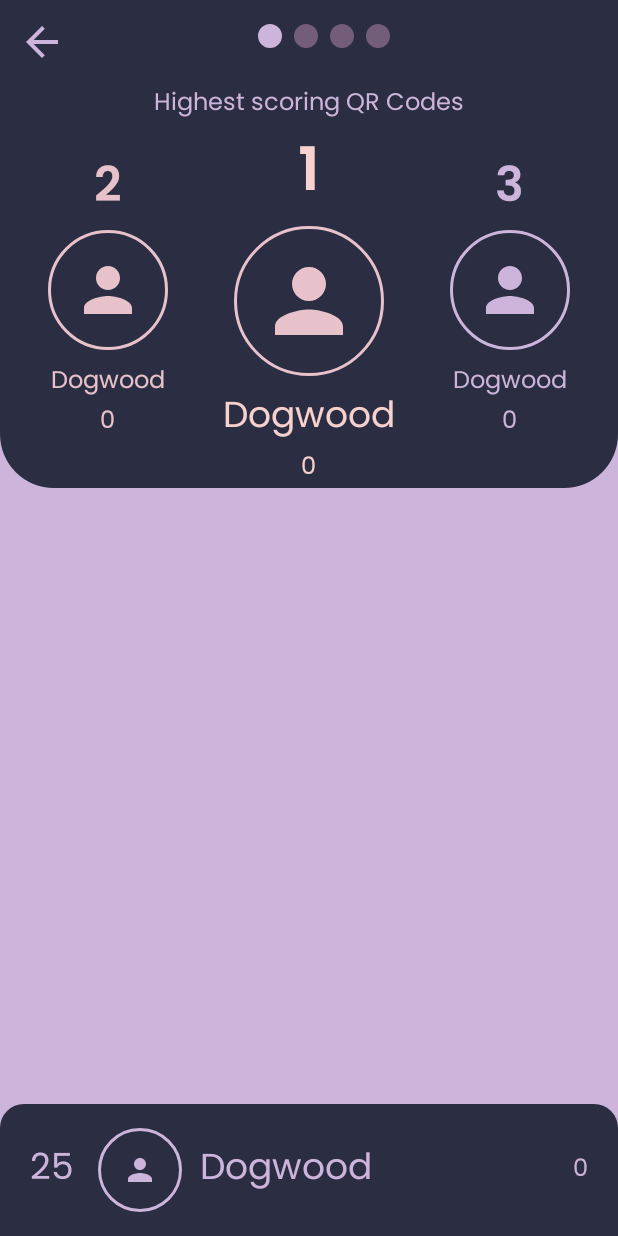
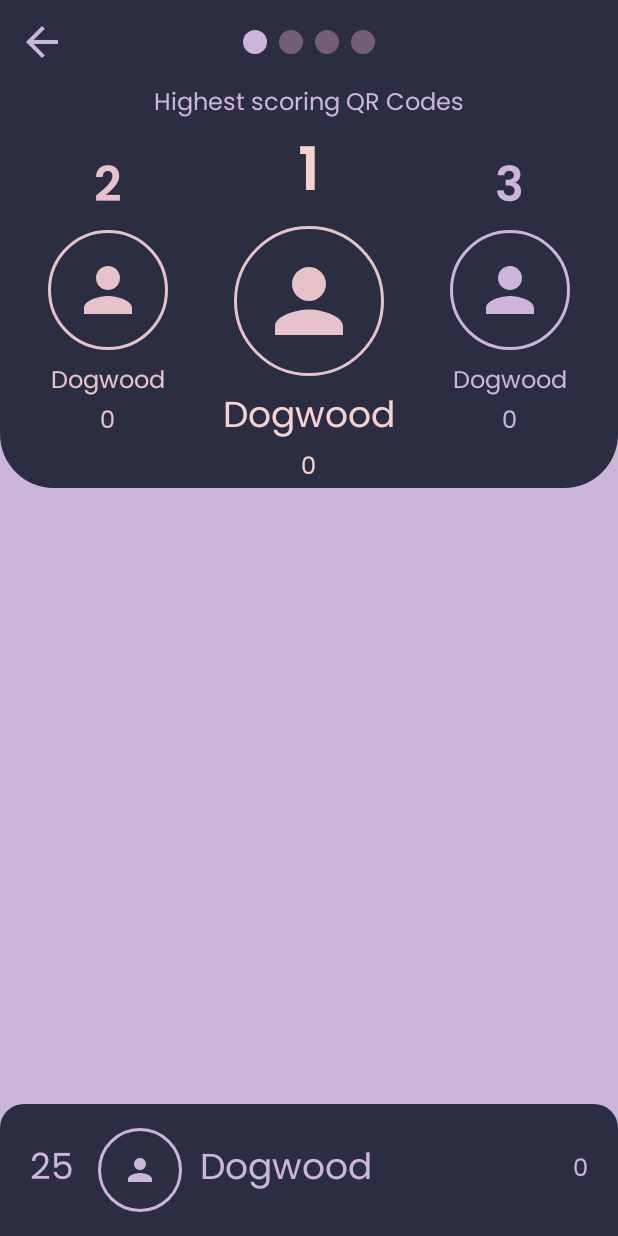
Before and after one commit to CMPUT301W23T33/QR-Quest, an Android app: the LeaderboardActivity screen opened directly, with no data from a screen before it, on a phone screen of 412 x 824 dp. Run offline under Robolectric (Android 15) with nearby library versions, the phone set to English and light mode, and no system bars.

Commit message:
Fixed horizontal positioning of Tab Layout

```diff
--- a/app/src/main/res/layout/activity_leaderboard.xml
+++ b/app/src/main/res/layout/activity_leaderboard.xml
@@ -11,15 +11,6 @@
         android:layout_width="match_parent"
         android:layout_height="match_parent"/>
 
-    <LinearLayout
-        android:layout_width="match_parent"
-        android:layout_height="wrap_content"
-        android:orientation="horizontal"
-        android:weightSum="1"
-        app:layout_constraintStart_toStartOf="parent"
-        app:layout_constraintEnd_toEndOf="parent"
-        app:layout_constraintTop_toTopOf="parent">
-
     <ImageButton
         android:id="@+id/button_back"
         android:layout_width="56dp"
@@ -30,17 +21,21 @@
         android:scaleType="fitCenter"
         android:clickable="true"
         android:focusable="true"
-            app:tint="@color/thistle"/>
+        app:tint="@color/thistle"
+        app:layout_constraintTop_toTopOf="parent"
+        app:layout_constraintStart_toStartOf="parent"/>
 
     <com.google.android.material.tabs.TabLayout
         android:id="@+id/tab_layout"
         android:layout_width="0dp"
-            android:layout_height="wrap_content"
+        android:layout_height="56dp"
         android:backgroundTint="@android:color/transparent"
         android:layout_weight="0.9"
         app:tabGravity="center"
         app:tabBackground="@drawable/tab_selector"
+        app:layout_constraintTop_toTopOf="parent"
+        app:layout_constraintStart_toStartOf="parent"
+        app:layout_constraintEnd_toEndOf="parent"
         app:tabIndicatorHeight="0dp"/>
 
-    </LinearLayout>
 </androidx.constraintlayout.widget.ConstraintLayout>
```
Lines whose indentation alone changed are shown as unchanged.
